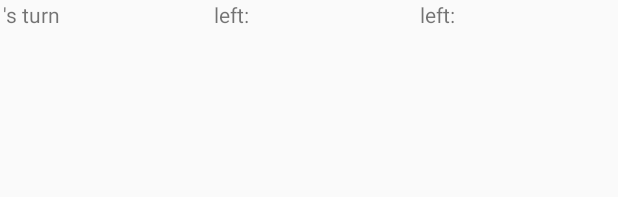
After one commit to adwiii/BHW, an Android app: the layout info_bar.xml on its own in the app's theme, with its tools: preview values and no code run, on a phone screen of 412 x 824 dp. The commit adds this screen. Shown: the top 197 px of the screen. Run offline under Robolectric (Android 15) with nearby library versions, the phone set to English and light mode, and no system bars.

Commit message:
Added info bar at the top that displays turn info.

```diff
--- /dev/null
+++ b/app/src/main/res/layout/info_bar.xml
@@ -0,0 +1,42 @@
+<LinearLayout xmlns:android="http://schemas.android.com/apk/res/android"
+    android:orientation="horizontal"
+    android:id="@+id/topCont"
+    android:layout_width="fill_parent"
+    android:layout_height="wrap_content"
+    android:layout_alignParentStart="true">
+
+    <TextView
+        android:layout_weight="1"
+        android:layout_width="fill_parent"
+        android:layout_height="wrap_content"
+        android:textAppearance="?android:attr/textAppearanceSmall"
+        android:text="@string/turnName"
+        android:id="@+id/turnName"
+        android:editable="false"
+        android:layout_margin="2dp"
+        android:layout_gravity="center|fill"
+        android:layout_alignParentLeft="true"
+        android:focusable="false"/>
+
+    <TextView
+        android:layout_weight="1"
+        android:layout_width="fill_parent"
+        android:layout_height="wrap_content"
+        android:text="@string/left"
+        android:id="@+id/p1left"
+        android:editable="false"
+        android:layout_margin="2dp"
+        android:layout_gravity="center|fill"
+        android:layout_toRightOf="@id/turnName"/>
+
+    <TextView
+        android:layout_weight="1"
+        android:layout_width="fill_parent"
+        android:layout_height="wrap_content"
+        android:text="@string/left"
+        android:id="@+id/p2left"
+        android:editable="false"
+        android:layout_margin="2dp"
+        android:layout_gravity="center|fill"
+        android:layout_toRightOf="@id/p1left"/>
+</LinearLayout>
--- a/app/src/main/res/values/strings.xml
+++ b/app/src/main/res/values/strings.xml
@@ -12,4 +12,6 @@
         <item>EXTREME</item>
     </string-array>
     <string name="action_settings">Settings</string>
+    <string name="turnName">\'s turn</string>
+    <string name="left">&#160;left:&#160;</string>
 </resources>
```
Also changed, not shown: app/src/main/java/com/adwiii/bhw/GameActivity.java (+32 -10 lines), app/src/main/java/com/adwiii/bhw/gui/BHSpace.java (+13 -7 lines), app/src/main/res/layout/activity_game.xml (+45 -3 lines), 3 other files.
